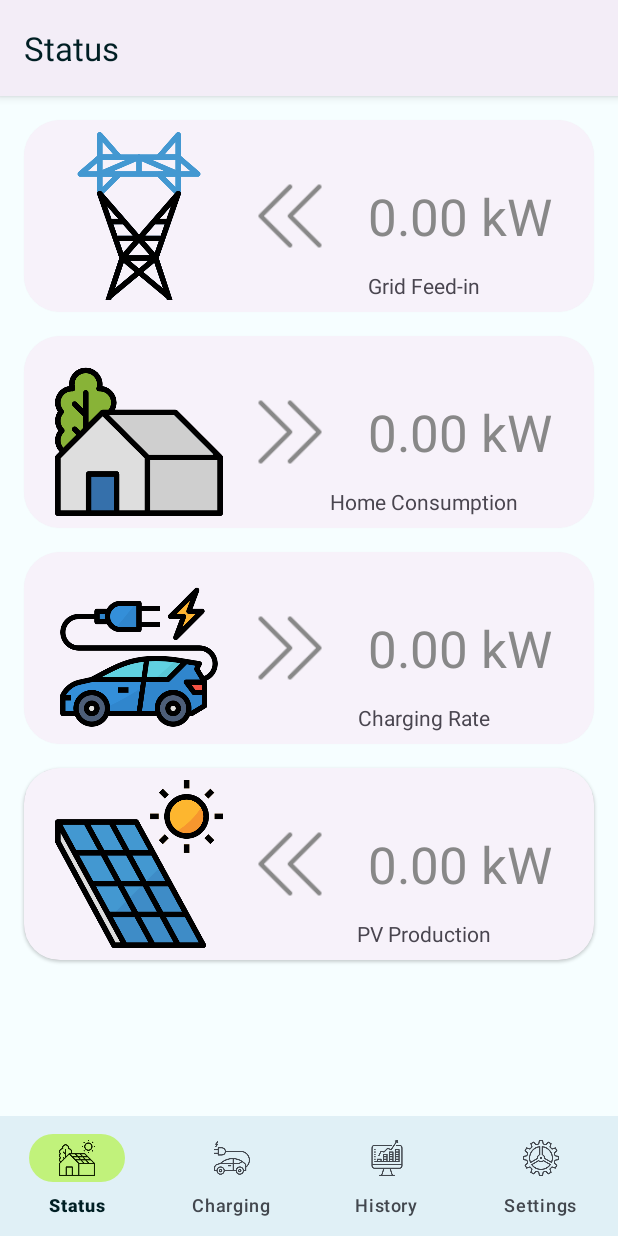
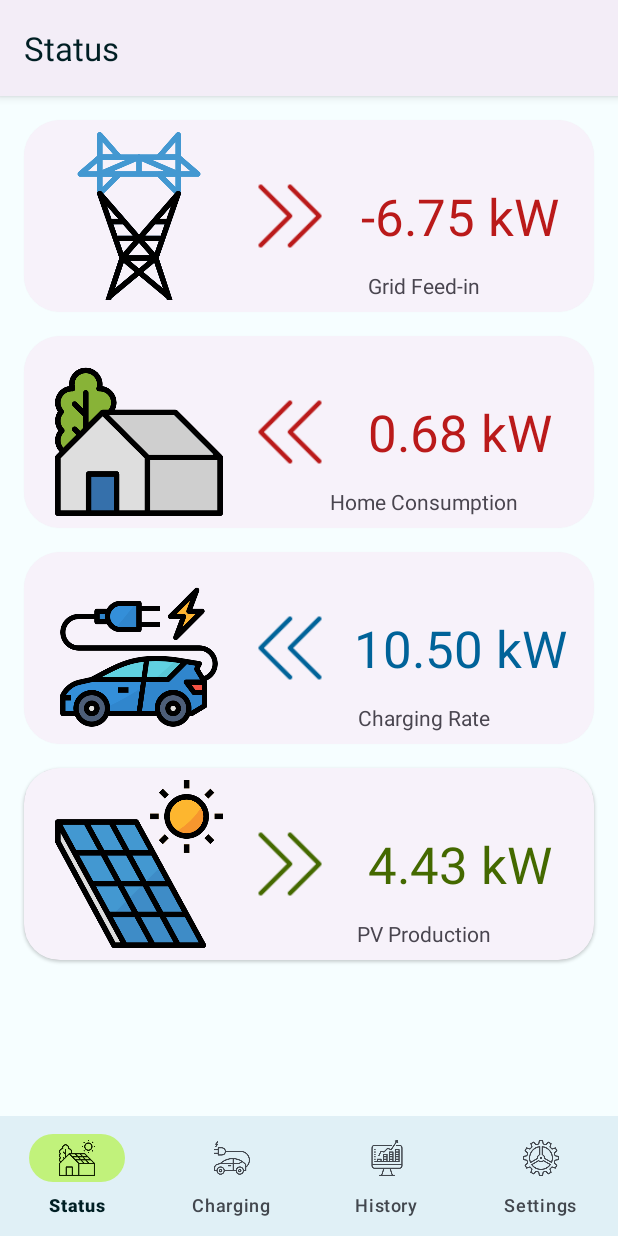
Before and after one commit to J0B10/MAD-MyEnergy, an Android app: the screen it shows after launch (MainActivity), on a phone screen of 412 x 824 dp. Run offline under Robolectric (Android 15) with nearby library versions, the phone set to English and light mode, and no system bars; our stand-ins replace navigation-ui.

Commit message:
Status Fragment overhaul

```diff
--- a/app/src/main/java/io/github/j0b10/mad/myenergy/ui/status/StatusFragment.java
+++ b/app/src/main/java/io/github/j0b10/mad/myenergy/ui/status/StatusFragment.java
@@ -1,17 +1,27 @@
 package io.github.j0b10.mad.myenergy.ui.status;
 
 
+import static com.google.android.material.R.attr;
+import static com.google.android.material.color.MaterialColors.getColor;
+
+import android.graphics.Color;
 import android.os.Bundle;
 import android.view.LayoutInflater;
 import android.view.View;
 import android.view.ViewGroup;
 
+import androidx.annotation.AttrRes;
+import androidx.annotation.ColorInt;
 import androidx.annotation.NonNull;
 import androidx.annotation.Nullable;
 import androidx.fragment.app.Fragment;
+import androidx.lifecycle.LifecycleOwner;
+import androidx.lifecycle.Observer;
 import androidx.lifecycle.ViewModelProvider;
 
 import io.github.j0b10.mad.myenergy.databinding.FragmentStatusBinding;
+import io.github.j0b10.mad.myenergy.ui.views.EnergyFlowView;
+import io.github.j0b10.mad.myenergy.ui.views.EnergyFlowView.Direction;
 
 public class StatusFragment extends Fragment {
 
@@ -32,27 +42,21 @@ public class StatusFragment extends Fragment {
     public void onViewCreated(@NonNull View view, @Nullable Bundle savedInstanceState) {
         super.onViewCreated(view, savedInstanceState);
 
-    /*
-        EnergyFlowFragment homeFragment = binding.statusHomeView.getFragment();
-        EnergyFlowFragment evFragment = binding.statusEvView.getFragment();
-        EnergyFlowFragment pvFragment = binding.statusPvView.getFragment();
-        homeModel = homeFragment.requireViewModel();
-        evModel = evFragment.requireViewModel();
-        pvModel = pvFragment.requireViewModel();
+        LifecycleOwner lifecycleOwner = getViewLifecycleOwner();
 
-        model.gridFeedIn.observe(getViewLifecycleOwner(), this::onGridFeedInChange);
-        model.homeConsumption.observe(getViewLifecycleOwner(), observePositiveFlowRate(homeModel, attr.colorError));
-        model.evConsumption.observe(getViewLifecycleOwner(), observePositiveFlowRate(evModel, attr.colorPrimary));
-        model.pvProduction.observe(getViewLifecycleOwner(), observePositiveFlowRate(pvModel, attr.colorSecondary));
-
-        homeModel.flowDirection.postValue(EnergyFlowDirection.IN);
-        evModel.flowDirection.postValue(EnergyFlowDirection.IN);
+        model.gridFeedIn.observe(lifecycleOwner, this::onGridFeedInChange);
+        model.homeConsumption.observe(lifecycleOwner,
+                observePositiveFlowRate(binding.statusHomeView, attr.colorError));
+        model.evConsumption.observe(lifecycleOwner,
+                observePositiveFlowRate(binding.statusEvView, attr.colorPrimary));
+        model.pvProduction.observe(lifecycleOwner,
+                observePositiveFlowRate(binding.statusPvView, attr.colorSecondary));
 
         //Test values
         model.pvProduction.postValue(4.43);
-        model.evConsumption.postValue(3.333);
+        model.evConsumption.postValue(10.5);
         model.homeConsumption.postValue(0.680);
-        model.gridFeedIn.postValue(4.43 - 3.333 - 0.680);*/
+        model.gridFeedIn.postValue(4.43 - 10.5 - 0.680);
     }
 
     @Override
@@ -60,36 +64,27 @@ public class StatusFragment extends Fragment {
         super.onDestroy();
         binding = null;
     }
-/*
+
     private void onGridFeedInChange(double newVal) {
-        @ColorInt int colorPositive = MaterialColors.getColor(requireContext(), attr.colorSecondary, Color.GRAY);
-        @ColorInt int colorNegative = MaterialColors.getColor(requireContext(), attr.colorError, Color.GRAY);
-        @ColorInt int colorNone = MaterialColors.getColor(requireContext(), attr.colorOnSurfaceVariant, Color.GRAY);
+        @ColorInt int colorPositive = getColor(requireContext(), attr.colorSecondary, Color.GRAY);
+        @ColorInt int colorNegative = getColor(requireContext(), attr.colorError, Color.GRAY);
+        @ColorInt int colorNone = getColor(requireContext(), attr.colorOutline, Color.GRAY);
+        binding.statusGridView.setFlowAmount(newVal);
         if (newVal < 0) {
-            gridModel.flowText.postValue(String.format(Locale.getDefault(), "-%.2f kW", newVal));
-            gridModel.color.postValue(colorNegative);
-            gridModel.flowDirection.postValue(EnergyFlowDirection.OUT);
+            binding.statusGridView.setFlowDirection(Direction.OUT);
+            binding.statusGridView.setFlowColor(colorNegative);
         } else {
-            gridModel.flowText.postValue(String.format(Locale.getDefault(), "+%.2f kW", newVal));
-            gridModel.flowDirection.postValue(EnergyFlowDirection.IN);
-            if (newVal == 0) {
-                gridModel.color.postValue(colorNone);
-            } else {
-                gridModel.color.postValue(colorPositive);
-            }
+            binding.statusGridView.setFlowDirection(Direction.IN);
+            binding.statusGridView.setFlowColor(newVal > 0 ? colorPositive : colorNone);
         }
-    }*/
-/*
-    private Observer<Double> observePositiveFlowRate(EnergyFlowViewModel model, @AttrRes int color) {
+    }
+
+    private Observer<Double> observePositiveFlowRate(EnergyFlowView view, @AttrRes int color) {
         return val -> {
-            @ColorInt int colorPositive = MaterialColors.getColor(requireContext(), color, Color.GRAY);
-            @ColorInt int colorNone = MaterialColors.getColor(requireContext(), attr.colorOnSurfaceVariant, Color.GRAY);
-            model.flowText.postValue(String.format(Locale.getDefault(), "%.2f kW", val));
-            if (val > 0) {
-                model.color.postValue(colorPositive);
-            } else {
-                model.color.postValue(colorNone);
-            }
+            @ColorInt int colorPositive = getColor(view.getContext(), color, Color.GRAY);
+            @ColorInt int colorNone = getColor(view.getContext(), attr.colorOutline, Color.GRAY);
+            view.setFlowAmount(val);
+            view.setFlowColor(val > 0 ? colorPositive : colorNone);
         };
-    }*/
+    }
 }
--- a/app/src/main/res/layout-land/fragment_status.xml
+++ b/app/src/main/res/layout-land/fragment_status.xml
@@ -40,7 +40,7 @@
         app:cardCornerRadius="24dp"
         app:flowImage="@drawable/status_home"
         app:flowLabel="@string/lbl_status_home"
-        app:flowDirection="flow_in"/>
+        app:flowDirection="flow_out"/>
 
     <io.github.j0b10.mad.myenergy.ui.views.EnergyFlowView
         style="@style/Widget.Material3.CardView.Elevated"
@@ -58,7 +58,7 @@
         app:cardCornerRadius="24dp"
         app:flowImage="@drawable/status_ev"
         app:flowLabel="@string/lbl_status_ev"
-        app:flowDirection="flow_in"/>
+        app:flowDirection="flow_out"/>
 
     <io.github.j0b10.mad.myenergy.ui.views.EnergyFlowView
         style="@style/Widget.Material3.CardView.Elevated"
@@ -76,7 +76,7 @@
         app:cardCornerRadius="24dp"
         app:flowImage="@drawable/status_pv"
         app:flowLabel="@string/lbl_status_pv"
-        app:flowDirection="flow_out"/>
+        app:flowDirection="flow_in"/>
 
     <androidx.constraintlayout.widget.Guideline
         android:id="@+id/status_guide_h"
--- a/app/src/main/res/layout/fragment_status.xml
+++ b/app/src/main/res/layout/fragment_status.xml
@@ -37,7 +37,7 @@
             app:cardCornerRadius="24dp"
             app:flowImage="@drawable/status_home"
             app:flowLabel="@string/lbl_status_home"
-            app:flowDirection="flow_in"/>
+            app:flowDirection="flow_out"/>
 
         <io.github.j0b10.mad.myenergy.ui.views.EnergyFlowView
             style="@style/Widget.Material3.CardView.Elevated"
@@ -48,7 +48,7 @@
             app:cardCornerRadius="24dp"
             app:flowImage="@drawable/status_ev"
             app:flowLabel="@string/lbl_status_ev"
-            app:flowDirection="flow_in"/>
+            app:flowDirection="flow_out"/>
 
         <io.github.j0b10.mad.myenergy.ui.views.EnergyFlowView
             style="@style/Widget.Material3.CardView.Elevated"
@@ -59,6 +59,6 @@
             app:cardCornerRadius="24dp"
             app:flowImage="@drawable/status_pv"
             app:flowLabel="@string/lbl_status_pv"
-            app:flowDirection="flow_out"/>
+            app:flowDirection="flow_in"/>
     </LinearLayout>
 </ScrollView>
--- a/app/src/main/res/layout/layout_energy_flow.xml
+++ b/app/src/main/res/layout/layout_energy_flow.xml
@@ -62,6 +62,7 @@
                 android:layout_width="48dp"
                 android:layout_height="48dp"
                 android:src="@drawable/flow_out"
+                app:tint="?attr/colorOutline"
                 app:layout_constraintBottom_toBottomOf="parent"
                 app:layout_constraintStart_toStartOf="parent"
                 app:layout_constraintTop_toTopOf="parent"
@@ -73,6 +74,7 @@
                 android:layout_height="wrap_content"
                 android:text="0.00 kW"
                 android:textAppearance="@style/TextAppearance.AppCompat.Display1"
+                android:textColor="?attr/colorOutline"
                 app:layout_constraintBottom_toBottomOf="parent"
                 app:layout_constraintEnd_toEndOf="parent"
                 app:layout_constraintStart_toEndOf="@+id/flow_icon"
```
Also changed, not shown: app/src/main/res/layout/fragment_status_energy_flow.xml (deleted, +0 -36 lines).
